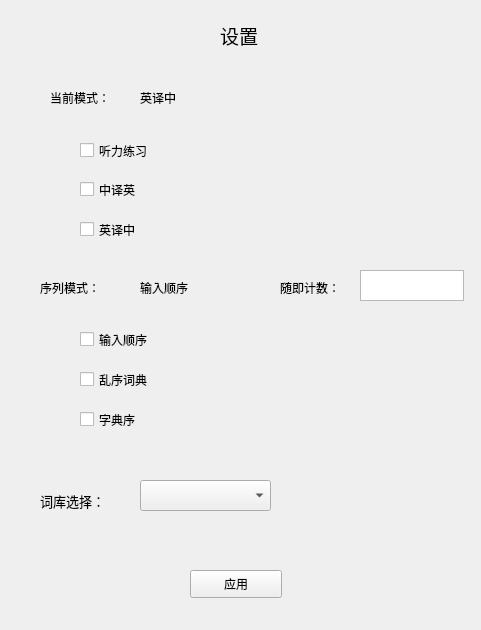
Above: settings.ui from guderian96/englishStudySoftware before the change. Below: the same form after it.
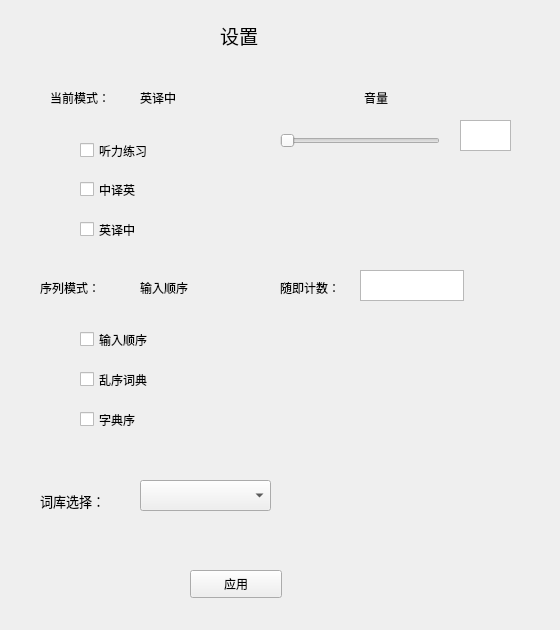
That is the form after the change.

What changed in the file:
```diff
--- a/settings.ui
+++ b/settings.ui
@@ -6,7 +6,7 @@
    <rect>
     <x>0</x>
     <y>0</y>
-    <width>481</width>
+    <width>560</width>
     <height>630</height>
    </rect>
   </property>
@@ -230,6 +230,48 @@
     <string>词库选择：</string>
    </property>
   </widget>
+  <widget class="QSlider" name="horizontalSliderVolume">
+   <property name="geometry">
+    <rect>
+     <x>280</x>
+     <y>130</y>
+     <width>160</width>
+     <height>22</height>
+    </rect>
+   </property>
+   <property name="maximum">
+    <number>100</number>
+   </property>
+   <property name="orientation">
+    <enum>Qt::Horizontal</enum>
+   </property>
+  </widget>
+  <widget class="QLabel" name="label_6">
+   <property name="geometry">
+    <rect>
+     <x>340</x>
+     <y>90</y>
+     <width>72</width>
+     <height>15</height>
+    </rect>
+   </property>
+   <property name="text">
+    <string>音量</string>
+   </property>
+   <property name="alignment">
+    <set>Qt::AlignCenter</set>
+   </property>
+  </widget>
+  <widget class="QTextEdit" name="textEditVolume">
+   <property name="geometry">
+    <rect>
+     <x>460</x>
+     <y>120</y>
+     <width>51</width>
+     <height>31</height>
+    </rect>
+   </property>
+  </widget>
  </widget>
  <resources/>
  <connections/>
```
